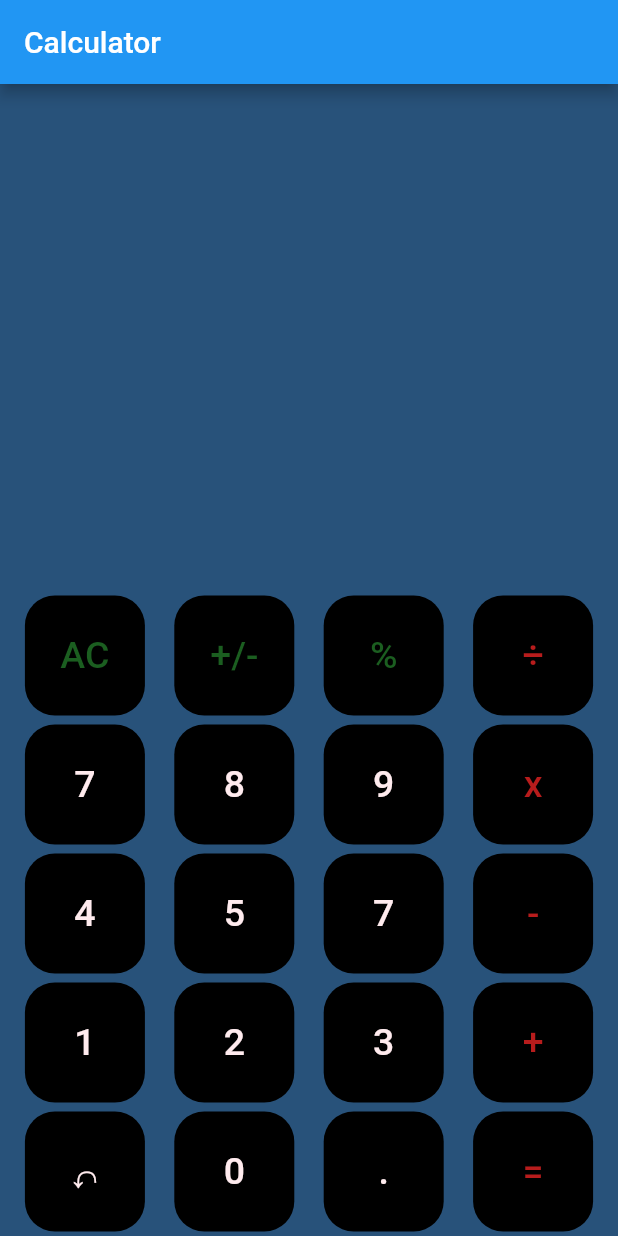
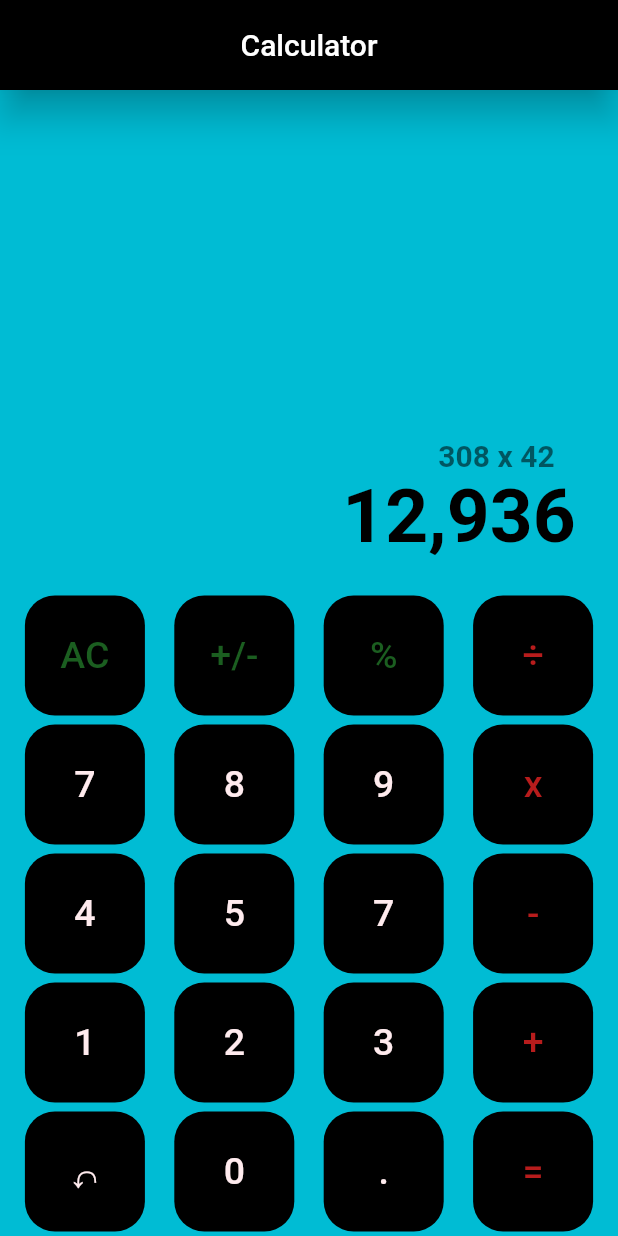
Before and after one commit to thesheerazali/basic-Calculator-UI, a Flutter app: the screen it shows after launch, on a phone screen of 412 x 824 dp. Run offline on Flutter 3.47's test engine with Material 2 defaults, Android fonts, the light colour scheme and no system bars.

Commit message:
initial commit

```diff
--- a/lib/calculator.dart
+++ b/lib/calculator.dart
@@ -8,13 +8,39 @@ class MainPage extends StatelessWidget {
   @override
   Widget build(BuildContext context) {
     return Scaffold(
-        backgroundColor: Color(0xFF28527a),
+        backgroundColor: Colors.cyan,
         appBar: AppBar(
-          title: Text('Calculator'),
-        ),
+            title: const Text('Calculator'),
+            //titleSpacing: 140,
+            centerTitle: true,
+            elevation: 10,
+            backgroundColor: Colors.black,
+            toolbarHeight: 60),
         body: Column(
           mainAxisAlignment: MainAxisAlignment.end,
           children: [
+            const Padding(
+              padding: EdgeInsets.only(
+                left: 250,
+              ),
+              child: Text(
+                '308 x 42',
+                style: TextStyle(
+                    fontSize: 20,
+                    fontWeight: FontWeight.bold,
+                    color: Colors.black54),
+              ),
+            ),
+            const Padding(
+              padding: EdgeInsets.only(left: 200, bottom: 20),
+              child: Text(
+                '12,936',
+                style: TextStyle(
+                    fontSize: 50,
+                    fontWeight: FontWeight.bold,
+                    color: Colors.black),
+              ),
+            ),
             Row(
               mainAxisAlignment: MainAxisAlignment.spaceEvenly,
               children: const [
--- a/lib/main.dart
+++ b/lib/main.dart
@@ -1,4 +1,3 @@
-
 import 'package:flutter/material.dart';
 
 import 'calculator.dart';
@@ -13,7 +12,7 @@ class CalculatorUi extends StatelessWidget {
   @override
   Widget build(BuildContext context) {
     return MaterialApp(
-      theme: ThemeData(primarySwatch: Colors.blue),
+      //theme: ThemeData(primarySwatch: Colors.black),
       home: MainPage(),
     );
   }
```
